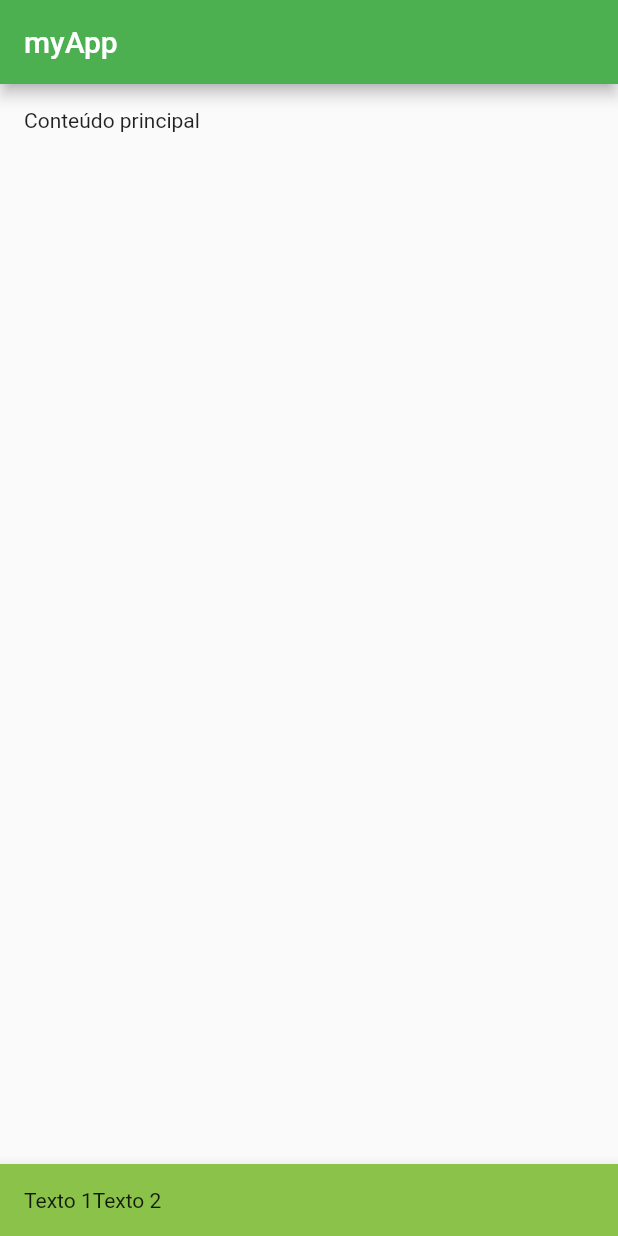
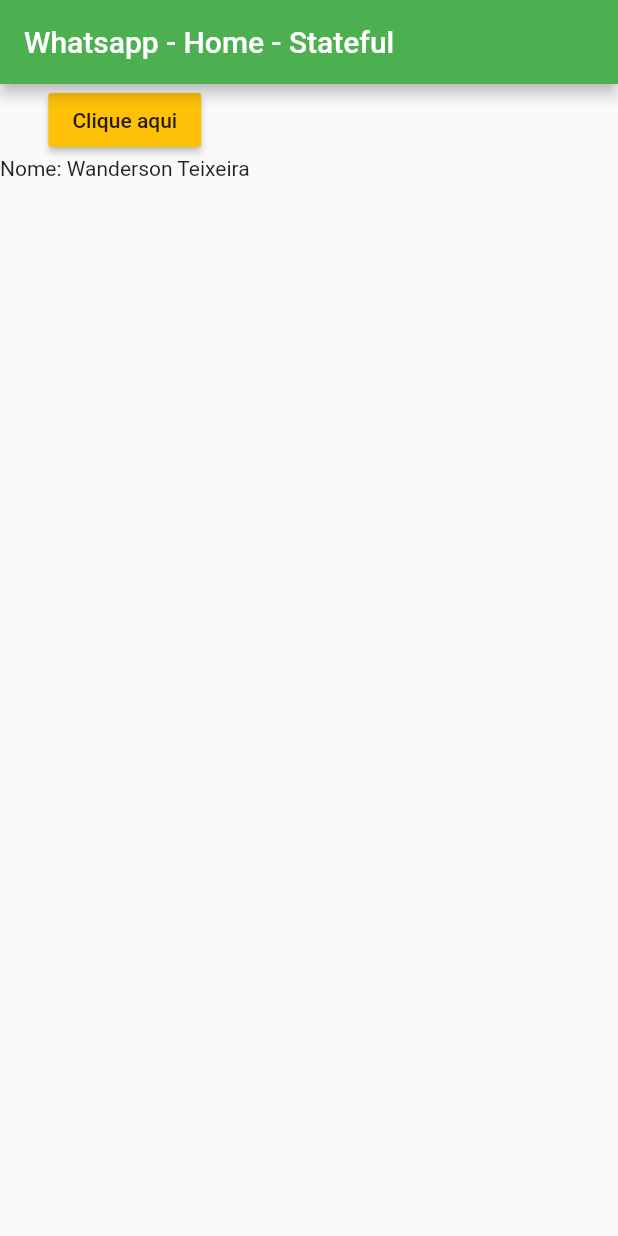
Before and after one commit to wandersontx/flutter_basico_-1, a Flutter app: the screen it shows after launch, on a phone screen of 412 x 824 dp. Run offline on Flutter 3.47's test engine with Material 2 defaults, Android fonts, the phone set to English and light mode, and no system bars.

Commit message:
Widgets - Stateless & Stateful

```diff
--- a/lib/main.dart
+++ b/lib/main.dart
@@ -1,11 +1,58 @@
 import 'package:flutter/material.dart';
 
+/*
+  Stateless -> Widgets que não podem ser alterados
+  Stateful  -> Widgets que podem ser alterados
+ */
 void main() {
   runApp(MaterialApp(
     debugShowCheckedModeBanner: false,
-    home: Scaffold(
+    home: HomeStatuful(),
+  ));
+}
+
+class HomeStatuful extends StatefulWidget {
+  @override
+  _HomeStatufulState createState() => _HomeStatufulState();
+}
+
+class _HomeStatufulState extends State<HomeStatuful> {
+  var _texto = "Wanderson Teixeira";
+  @override
+  Widget build(BuildContext context) {
+    return Scaffold(
       appBar: AppBar(
-        title: Text("myApp"),
+        title: Text("Whatsapp - Home - Stateful"),
+        backgroundColor: Colors.green,
+      ),
+      body: Container(
+        child: Column(
+          children: [
+            RaisedButton(
+              onPressed: () {
+                setState(() {
+                  _texto = 'Curso Flutter';
+                });
+              },
+              color: Colors.amber,
+              child: Text("Clique aqui"),
+            ),
+            Text("Nome: $_texto")
+          ],
+        ),
+      ),
+    );
+  }
+}
+
+class Home extends StatelessWidget {
+  @override
+  Widget build(BuildContext context) {
+    var _titulo = "Instagram";
+
+    return Scaffold(
+      appBar: AppBar(
+        title: Text(_titulo + " - Home"),
         backgroundColor: Colors.green,
       ),
       body: Padding(
@@ -24,6 +71,6 @@ void main() {
           ),
         ),
       ),
-    ),
-  ));
+    );
+  }
 }
```
